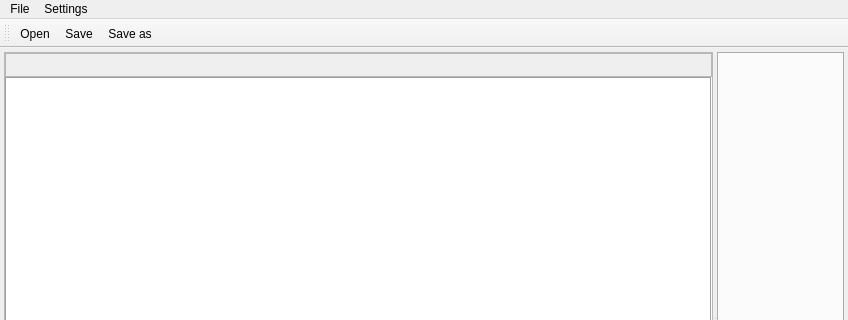
Qt form ProjPad/ProjPad.ui (sergrt/ProjPad) before a commit; both pictures show x 0 to 848 and y 0 to 320 of the 848 by 624 pixel window.
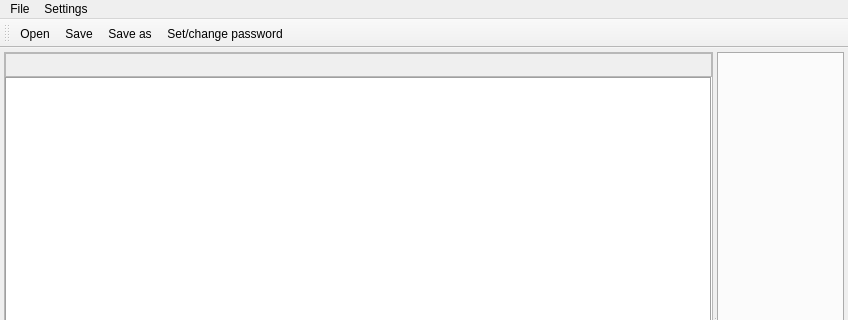
The same form after that commit. Icons and pictures are not drawn. Custom widgets are drawn as their Qt base class.

Commit message: Added set/change password dialog Added ask for password Added encryption/decryption Added two file extensions (should be reverted back to 1) Added cryptopp sources

```diff
--- a/ProjPad/ProjPad.ui
+++ b/ProjPad/ProjPad.ui
@@ -256,6 +256,7 @@
    <addaction name="actionOpen"/>
    <addaction name="actionSave"/>
    <addaction name="actionSaveAs"/>
+   <addaction name="actionSetChangePassword"/>
   </widget>
   <widget class="QStatusBar" name="statusBar"/>
   <action name="actionOpen">
@@ -290,6 +291,16 @@
     <string>Override font (globally)...</string>
    </property>
   </action>
+  <action name="actionSetChangePassword">
+   <property name="icon">
+    <iconset>
+     <normalon>:/ProjPad/Resources/icons8-lock-30.png</normalon>
+    </iconset>
+   </property>
+   <property name="text">
+    <string>Set/change password...</string>
+   </property>
+  </action>
  </widget>
  <layoutdefault spacing="6" margin="11"/>
  <customwidgets>
```
Left out of the diff: 1 changed line with no effect on the pictures. The commit also changes 504 other files.
